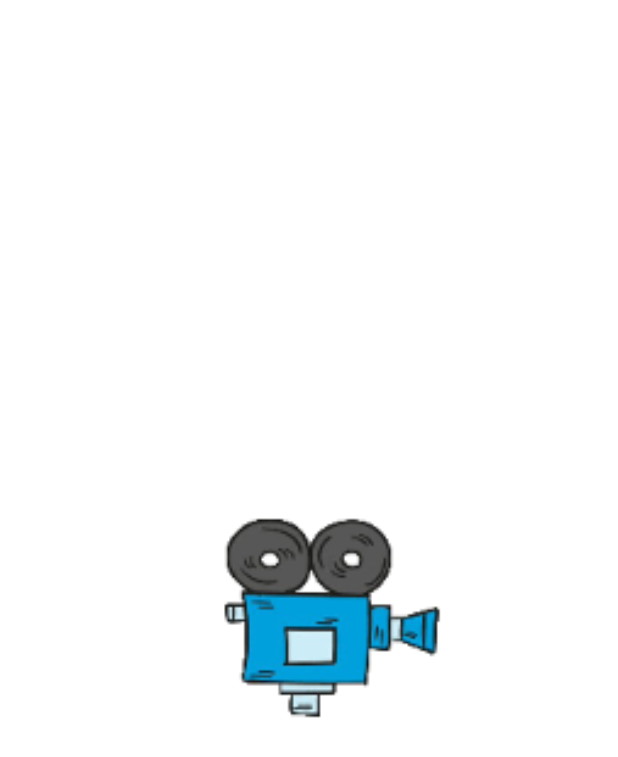
After one commit to Haylen-Z/douhub, an Android app: the SplashActivity screen opened directly, with no data from a screen before it, on a phone screen of 412 x 824 dp. The commit adds this screen. Shown: the top 757 px of the screen. Run offline under Robolectric (Android 15) with nearby library versions, the phone set to English and light mode, and no system bars; 1 statement that could not run was skipped.

Commit message:
Add splashActivity

```diff
--- /dev/null
+++ b/app/src/main/java/com/github/mrgrtt/douban/ui/activity/SplashActivity.kt
@@ -0,0 +1,28 @@
+package com.github.mrgrtt.douban.ui.activity
+
+import android.content.Intent
+import android.os.Bundle
+import androidx.appcompat.app.AppCompatActivity
+import androidx.lifecycle.ViewModelProviders
+import com.github.mrgrtt.douban.R
+import com.github.mrgrtt.douban.viewModel.SplashViewModel
+
+/**
+ * Created by mrgrtt on 2019.8.12
+ */
+class SplashActivity : AppCompatActivity() {
+
+    override fun onCreate(savedInstanceState: Bundle?) {
+        super.onCreate(savedInstanceState)
+        setContentView(R.layout.activity_splash)
+
+        val viewModel = ViewModelProviders.of(this).get(SplashViewModel::class.java)
+        viewModel.delay {
+            val intent = Intent(this, MainActivity::class.java)
+            startActivity(intent)
+            finish()
+        }
+    }
+
+
+}
--- a/app/src/main/java/com/github/mrgrtt/douban/viewModel/ListViewModel.kt
+++ b/app/src/main/java/com/github/mrgrtt/douban/viewModel/BaseListViewModel.kt
@@ -3,7 +3,7 @@ package com.github.mrgrtt.douban.viewModel
 import androidx.lifecycle.MutableLiveData
 import androidx.lifecycle.ViewModel
 
-abstract class ListViewModel: ViewModel() {
+abstract class BaseListViewModel: ViewModel() {
     val showErrorPage = MutableLiveData(false)
     val showProgressBar = MutableLiveData(false)
 }
--- a/app/src/main/java/com/github/mrgrtt/douban/viewModel/NovelViewModel.kt
+++ b/app/src/main/java/com/github/mrgrtt/douban/viewModel/NovelViewModel.kt
@@ -1,6 +1,5 @@
 package com.github.mrgrtt.douban.viewModel
 
-import androidx.lifecycle.MutableLiveData
 import androidx.lifecycle.ViewModel
 import androidx.lifecycle.ViewModelProvider
 import com.github.mrgrtt.douban.model.Novel
@@ -10,7 +9,7 @@ import com.github.mrgrtt.douban.ui.adapter.NovelAdapter
 /**
  * Created by mrgrtt on 2019.8.10
  */
-class NovelViewModel(val sort: String): ListViewModel() {
+class NovelViewModel(val sort: String): BaseListViewModel() {
     var page = 1
     var start = true
 
--- /dev/null
+++ b/app/src/main/java/com/github/mrgrtt/douban/viewModel/SplashViewModel.kt
@@ -0,0 +1,15 @@
+package com.github.mrgrtt.douban.viewModel
+
+import androidx.lifecycle.ViewModel
+
+/**
+ * Created by mrgrtt on 2019.8.12
+ */
+class SplashViewModel: ViewModel() {
+    fun delay(done: () -> Unit) {
+        launch({
+            kotlinx.coroutines.delay(1000)
+            done()
+        }, {})
+    }
+}
--- a/app/src/main/java/com/github/mrgrtt/douban/viewModel/VideoViewModel.kt
+++ b/app/src/main/java/com/github/mrgrtt/douban/viewModel/VideoViewModel.kt
@@ -1,6 +1,5 @@
 package com.github.mrgrtt.douban.viewModel
 
-import androidx.lifecycle.MutableLiveData
 import androidx.lifecycle.ViewModel
 import androidx.lifecycle.ViewModelProvider
 import com.chad.library.adapter.base.BaseQuickAdapter
@@ -11,7 +10,7 @@ import com.github.mrgrtt.douban.network.DoubanNetwork
 /**
  * Created by mrgrtt on 2019.8.9
  */
-class VideoViewModel(val type: String, val tag: String): ListViewModel() {
+class VideoViewModel(val type: String, val tag: String): BaseListViewModel() {
     var page_start = 0
     val page_limit = 21
     var start = true
--- /dev/null
+++ b/app/src/main/res/layout/activity_splash.xml
@@ -0,0 +1,12 @@
+<?xml version="1.0" encoding="utf-8"?>
+<FrameLayout xmlns:android="http://schemas.android.com/apk/res/android"
+             android:layout_width="match_parent"
+             android:layout_height="match_parent">
+
+    <androidx.appcompat.widget.AppCompatImageView
+            android:src="@mipmap/splash"
+            android:layout_gravity="center"
+            android:layout_width="200dp"
+            android:layout_height="200dp"/>
+
+</FrameLayout>
--- a/app/src/main/res/layout/list_fragment.xml
+++ b/app/src/main/res/layout/list_fragment.xml
@@ -3,7 +3,7 @@
 <layout xmlns:bind="http://schemas.android.com/apk/res-auto">
 
     <data>
-        <variable name="viewModel" type="com.github.mrgrtt.douban.viewModel.ListViewModel"/>
+        <variable name="viewModel" type="com.github.mrgrtt.douban.viewModel.BaseListViewModel"/>
     </data>
 
     <FrameLayout
--- a/app/src/main/res/values/colors.xml
+++ b/app/src/main/res/values/colors.xml
@@ -5,4 +5,6 @@
     <color name="colorAccent">#A2CE6C</color>
     <color name="menuTextColor">#818181</color>
     <color name="rating">#FCE75A</color>
+
+    <color name="black_overlay">#66000000</color>
 </resources>
--- a/app/src/main/res/values/strings.xml
+++ b/app/src/main/res/values/strings.xml
@@ -18,4 +18,8 @@
     <string name="menu_copy_link">复制链接</string>
     <string name="menu_open_with">浏览器打开</string>
     <string name="copy_done">已复制到剪贴板</string>
+
+    <string name="title_activity_splash">SplashActivity</string>
+    <string name="dummy_button">Dummy Button</string>
+    <string name="dummy_content">DUMMY\nCONTENT</string>
 </resources>
```
Also changed, not shown: app/src/main/AndroidManifest.xml (+11 -7 lines), app/src/main/java/com/github/mrgrtt/douban/viewModel/HotNovelViewModel.kt (deleted, +0 -10 lines), app/src/main/res/values/attrs.xml (added, +12 -0 lines), app/src/main/res/values/styles.xml (+12 -0 lines), app/src/main/res/mipmap-xxxhdpi/splash.png (added).
